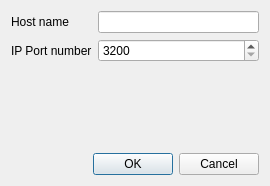
Above: MITK/Modules/IGIDataSources/Dialogs/niftkIPHostPortDialog.ui from NifTK/NifTK before the change. Below: the same form after it.
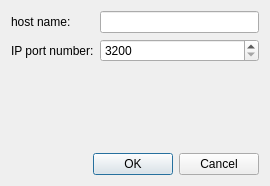
That is the form after the change.

Commit message: Issue #4744: Add new Host, Port, Extension dialog.

```diff
--- a/MITK/Modules/IGIDataSources/Dialogs/niftkIPHostPortDialog.ui
+++ b/MITK/Modules/IGIDataSources/Dialogs/niftkIPHostPortDialog.ui
@@ -24,7 +24,7 @@
           <string>The name of the computer, or IP address</string>
          </property>
          <property name="text">
-          <string>Host name</string>
+          <string>host name:</string>
          </property>
         </widget>
        </item>
@@ -41,7 +41,7 @@
           <string>The port number the server is listening on</string>
          </property>
          <property name="text">
-          <string>IP Port number</string>
+          <string>IP port number:</string>
          </property>
         </widget>
        </item>
```
Left out of the diff: 2 changed lines with no effect on the pictures. The commit also changes 8 other files.
